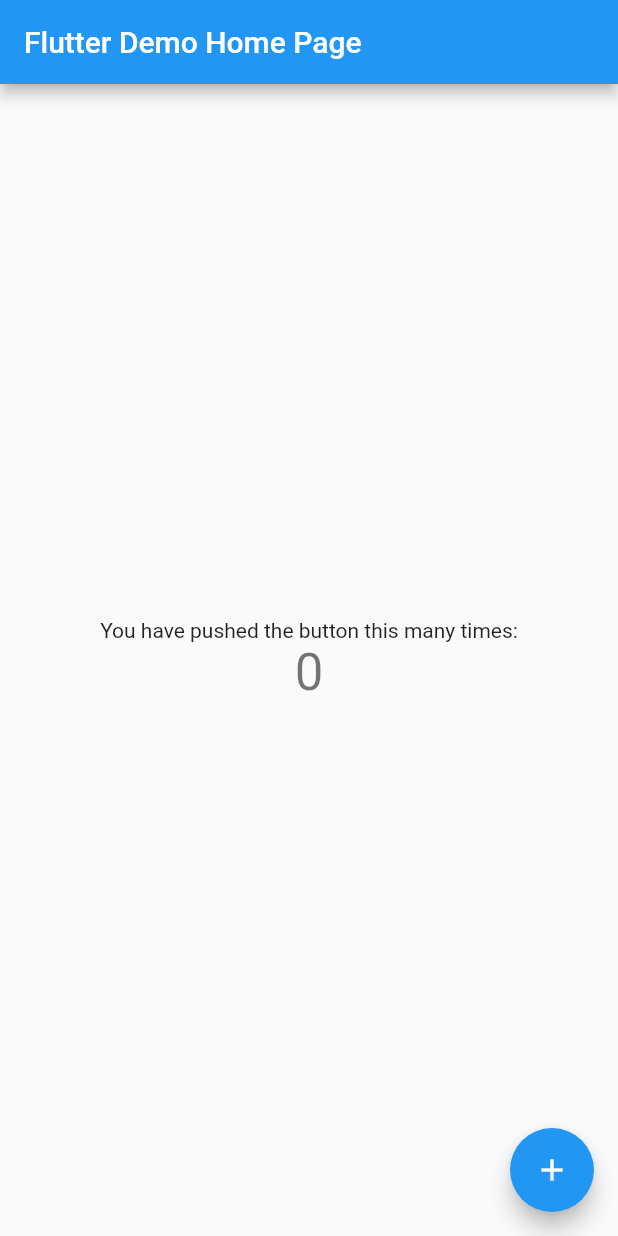
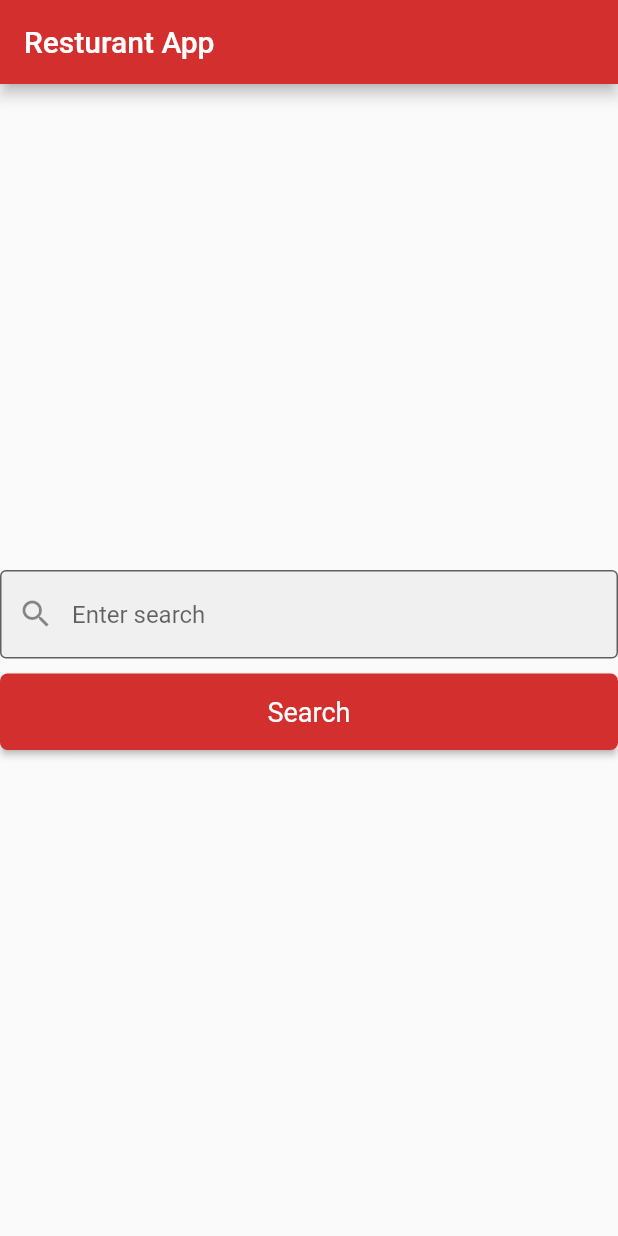
Before and after one commit to melihcan30/flutter_provider, a Flutter app: the screen it shows after launch, on a phone screen of 412 x 824 dp. Run offline on Flutter 3.47's test engine with Material 2 defaults, Android fonts, the phone set to English and light mode, and no system bars.

Commit message:
Implement Search Form

```diff
--- a/lib/main.dart
+++ b/lib/main.dart
@@ -1,115 +1,118 @@
 import 'package:flutter/material.dart';
 
 void main() {
-  runApp(const MyApp());
+  runApp(const FlutterProviderApp());
 }
 
-class MyApp extends StatelessWidget {
-  const MyApp({super.key});
+class FlutterProviderApp extends StatelessWidget {
+  const FlutterProviderApp({super.key});
 
   // This widget is the root of your application.
   @override
   Widget build(BuildContext context) {
     return MaterialApp(
       title: 'Flutter Demo',
+      debugShowCheckedModeBanner: false,
       theme: ThemeData(
-        // This is the theme of your application.
-        //
-        // Try running your application with "flutter run". You'll see the
-        // application has a blue toolbar. Then, without quitting the app, try
-        // changing the primarySwatch below to Colors.green and then invoke
-        // "hot reload" (press "r" in the console where you ran "flutter run",
-        // or simply save your changes to "hot reload" in a Flutter IDE).
-        // Notice that the counter didn't reset back to zero; the application
-        // is not restarted.
         primarySwatch: Colors.blue,
       ),
-      home: const MyHomePage(title: 'Flutter Demo Home Page'),
+      home: const SearchPage(title: 'Resturant App'),
     );
   }
 }
 
-class MyHomePage extends StatefulWidget {
-  const MyHomePage({super.key, required this.title});
-
-  // This widget is the home page of your application. It is stateful, meaning
-  // that it has a State object (defined below) that contains fields that affect
-  // how it looks.
-
-  // This class is the configuration for the state. It holds the values (in this
-  // case the title) provided by the parent (in this case the App widget) and
-  // used by the build method of the State. Fields in a Widget subclass are
-  // always marked "final".
+class SearchPage extends StatefulWidget {
+  const SearchPage({super.key, required this.title});
 
   final String title;
 
   @override
-  State<MyHomePage> createState() => _MyHomePageState();
+  State<SearchPage> createState() => _SearchPageState();
 }
 
-class _MyHomePageState extends State<MyHomePage> {
-  int _counter = 0;
+class _SearchPageState extends State<SearchPage> {
+  final _formKey = GlobalKey<FormState>();
+  final ButtonStyle flatButtonStyle = TextButton.styleFrom(
+    backgroundColor: Colors.red[700],
+    minimumSize: const Size(88, 36),
+    padding: const EdgeInsets.symmetric(horizontal: 16.0),
+    shape: const RoundedRectangleBorder(
+      borderRadius: BorderRadius.all(Radius.circular(2.0)),
+    ),
+  );
 
-  void _incrementCounter() {
-    setState(() {
-      // This call to setState tells the Flutter framework that something has
-      // changed in this State, which causes it to rerun the build method below
-      // so that the display can reflect the updated values. If we changed
-      // _counter without calling setState(), then the build method would not be
-      // called again, and so nothing would appear to happen.
-      _counter++;
-    });
-  }
+  var _autoValidateMode = AutovalidateMode.disabled;
 
   @override
   Widget build(BuildContext context) {
-    // This method is rerun every time setState is called, for instance as done
-    // by the _incrementCounter method above.
-    //
-    // The Flutter framework has been optimized to make rerunning build methods
-    // fast, so that you can just rebuild anything that needs updating rather
-    // than having to individually change instances of widgets.
     return Scaffold(
       appBar: AppBar(
-        // Here we take the value from the MyHomePage object that was created by
-        // the App.build method, and use it to set our appbar title.
         title: Text(widget.title),
+        backgroundColor: Colors.red[700],
       ),
       body: Center(
-        // Center is a layout widget. It takes a single child and positions it
-        // in the middle of the parent.
         child: Column(
-          // Column is also a layout widget. It takes a list of children and
-          // arranges them vertically. By default, it sizes itself to fit its
-          // children horizontally, and tries to be as tall as its parent.
-          //
-          // Invoke "debug painting" (press "p" in the console, choose the
-          // "Toggle Debug Paint" action from the Flutter Inspector in Android
-          // Studio, or the "Toggle Debug Paint" command in Visual Studio Code)
-          // to see the wireframe for each widget.
-          //
-          // Column has various properties to control how it sizes itself and
-          // how it positions its children. Here we use mainAxisAlignment to
-          // center the children vertically; the main axis here is the vertical
-          // axis because Columns are vertical (the cross axis would be
-          // horizontal).
           mainAxisAlignment: MainAxisAlignment.center,
           children: <Widget>[
-            const Text(
-              'You have pushed the button this many times:',
-            ),
-            Text(
-              '$_counter',
-              style: Theme.of(context).textTheme.headline4,
-            ),
+            Form(
+              key: _formKey,
+              autovalidateMode: _autoValidateMode,
+              child: Column(
+                children: [
+                  TextFormField(
+                    decoration: const InputDecoration(
+                      prefixIcon: Icon(Icons.search),
+                      hintText: 'Enter search',
+                      border: OutlineInputBorder(),
+                      filled: true,
+                      errorStyle: TextStyle(fontSize: 15),
+                    ),
+                    validator: (value) {
+                      if (value!.isEmpty) {
+                        return 'Please enter a search term';
+                      }
+                      return null;
+                    },
+                  ),
+                  const SizedBox(height: 10),
+                  SizedBox(
+                    width: double.infinity,
+                    child: RawMaterialButton(
+                      onPressed: () {
+                        final isValid = _formKey.currentState!.validate();
+                        if (isValid) {
+                          // ignore: todo
+                          //TODO perform search
+                        } else {
+                          // ignore: todo
+                          // TODO set aoutovalidate == true
+                          setState(() {
+                            _autoValidateMode = AutovalidateMode.always;
+                          });
+                        }
+                      },
+                      fillColor: Colors.red[700],
+                      shape: RoundedRectangleBorder(
+                        borderRadius: BorderRadius.circular(5),
+                      ),
+                      child: const Padding(
+                        padding: EdgeInsets.all(15),
+                        child: Text(
+                          'Search',
+                          style: TextStyle(
+                            color: Colors.white,
+                            fontSize: 18,
+                          ),
+                        ),
+                      ),
+                    ),
+                  )
+                ],
+              ),
+            )
           ],
         ),
       ),
-      floatingActionButton: FloatingActionButton(
-        onPressed: _incrementCounter,
-        tooltip: 'Increment',
-        child: const Icon(Icons.add),
-      ), // This trailing comma makes auto-formatting nicer for build methods.
     );
   }
 }
```
Also changed, not shown: lib/core/api.dart (added), lib/core/category.dart (added), lib/core/search_options.dart (added), lib/src/data/model/app_state.dart (added), lib/src/data/presentation/screen/search_filter_screen.dart (added), lib/src/data/presentation/screen/search_screen.dart (added), lib/src/data/presentation/widget/app.dart (added), lib/src/data/presentation/widget/resturant_item.dart (added), lib/src/data/presentation/widget/search_form.dart (added), 1 other file.
